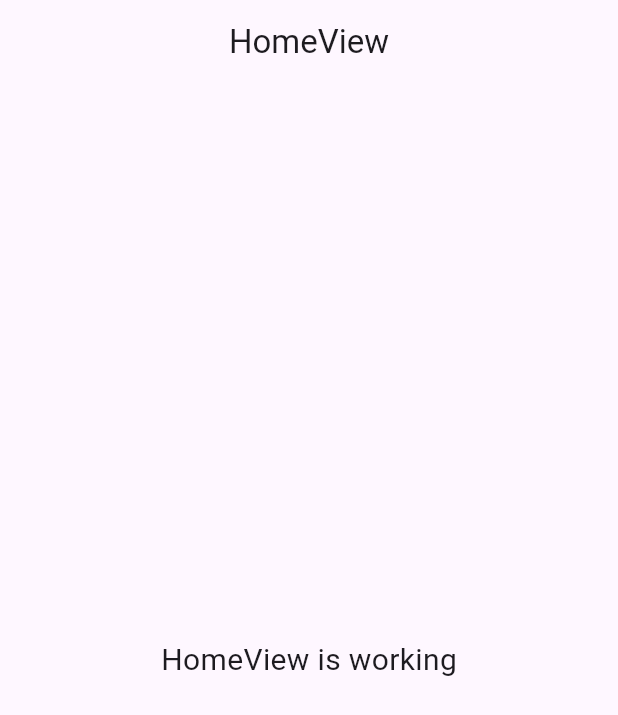
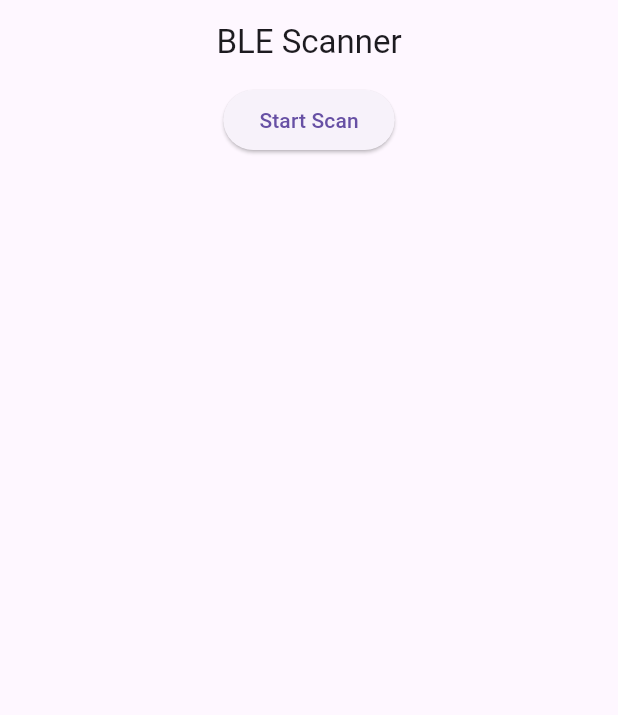
Before and after one commit to Abhay-Kumar-Dubey/BLE_Vitals_Scanner_flutter, a Flutter app: the screen it shows after launch, on a phone screen of 412 x 824 dp. Shown: the top 715 px of the screen. Run offline on Flutter 3.47's test engine with Material 3 defaults, Android fonts, the phone set to English and light mode, and no system bars; our stand-ins replace get, permission_handler; missing offline and left inert: flutter_reactive_ble.

Commit message:
Feature:Able to scan devices and show it in List

```diff
--- a/lib/app/modules/home/views/home_view.dart
+++ b/lib/app/modules/home/views/home_view.dart
@@ -1,3 +1,4 @@
+import 'package:ble_vitals_scanner/app/routes/app_pages.dart';
 import 'package:flutter/material.dart';
 
 import 'package:get/get.dart';
@@ -9,15 +10,45 @@ class HomeView extends GetView<HomeController> {
   @override
   Widget build(BuildContext context) {
     return Scaffold(
-      appBar: AppBar(
-        title: const Text('HomeView'),
-        centerTitle: true,
-      ),
-      body: const Center(
-        child: Text(
-          'HomeView is working',
-          style: TextStyle(fontSize: 20),
-        ),
+      appBar: AppBar(title: const Text('BLE Scanner'), centerTitle: true),
+      body: Column(
+        children: [
+          Obx(
+            () => ElevatedButton(
+              onPressed: controller.isScanning.value
+                  ? controller.stopScan
+                  : controller.startScan,
+              child: Text(
+                controller.isScanning.value ? "Stop Scan" : "Start Scan",
+              ),
+            ),
+          ),
+          Expanded(
+            child: Center(
+              child: Obx(() {
+                return ListView.builder(
+                  itemCount: controller.devices.length,
+                  itemBuilder: (context, index) {
+                    final device = controller.devices[index];
+
+                    return ListTile(
+                      title: Text(
+                        device.name.isNotEmpty ? device.name : "Unknown Device",
+                      ),
+                      subtitle: Text(device.id),
+                      onTap: () {
+                        Get.toNamed(
+                          Routes.CONNECTED_DEVICE,
+                          arguments: {"deviceId": device.id},
+                        );
+                      },
+                    );
+                  },
+                );
+              }),
+            ),
+          ),
+        ],
       ),
     );
   }
--- a/lib/app/routes/app_routes.dart
+++ b/lib/app/routes/app_routes.dart
@@ -4,9 +4,11 @@ part of 'app_pages.dart';
 abstract class Routes {
   Routes._();
   static const HOME = _Paths.HOME;
+  static const CONNECTED_DEVICE = _Paths.CONNECTED_DEVICE;
 }
 
 abstract class _Paths {
   _Paths._();
   static const HOME = '/home';
+  static const CONNECTED_DEVICE = '/connected-device';
 }
--- a/lib/main.dart
+++ b/lib/main.dart
@@ -7,7 +7,8 @@ import 'app/routes/app_pages.dart';
 void main() {
   runApp(
     GetMaterialApp(
-      title: "Application",
+      debugShowCheckedModeBanner: false,
+      title: "BLE Scanner",
       initialRoute: AppPages.INITIAL,
       getPages: AppPages.routes,
     ),
```
Also changed, not shown: lib/app/modules/connected_device/bindings/connected_device_binding.dart (added, +12 -0 lines), lib/app/modules/connected_device/controllers/connected_device_controller.dart (added, +55 -0 lines), lib/app/modules/connected_device/views/connected_device_view.dart (added, +23 -0 lines), lib/app/modules/home/controllers/home_controller.dart (+28 -10 lines), lib/app/routes/app_pages.dart (+7 -0 lines), lib/app/services/ble_services.dart (added, +94 -0 lines), 1 other file.
